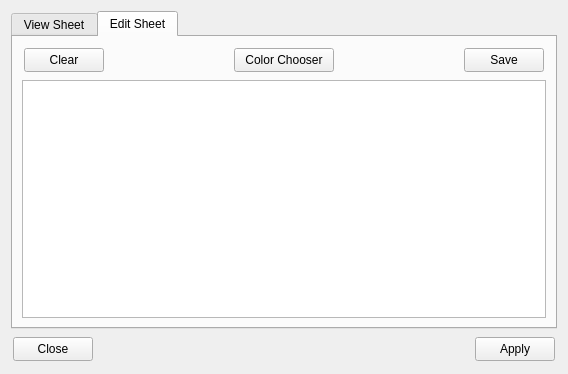
Old version of the form share/qtvcp/widgets_ui/style_dialog.ui in the repository LinuxCNC/linuxcnc.
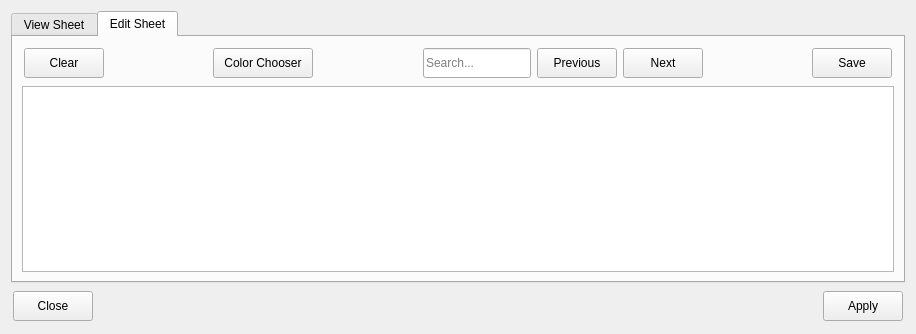
New version of the form. The open tabs and pages were chosen to show the change.

Commit message:
qtvcp -stylesheet editor: add search capabilities
Thank you Jim! (Persei802)

```diff
--- a/share/qtvcp/widgets_ui/style_dialog.ui
+++ b/share/qtvcp/widgets_ui/style_dialog.ui
@@ -6,8 +6,8 @@
    <rect>
     <x>0</x>
     <y>0</y>
-    <width>568</width>
-    <height>374</height>
+    <width>916</width>
+    <height>334</height>
    </rect>
   </property>
   <property name="windowTitle">
@@ -186,13 +186,13 @@
            <property name="minimumSize">
             <size>
              <width>80</width>
-             <height>24</height>
+             <height>30</height>
             </size>
            </property>
            <property name="maximumSize">
             <size>
              <width>16777215</width>
-             <height>24</height>
+             <height>30</height>
             </size>
            </property>
            <property name="text">
@@ -224,13 +224,13 @@
            <property name="minimumSize">
             <size>
              <width>100</width>
-             <height>24</height>
+             <height>30</height>
             </size>
            </property>
            <property name="maximumSize">
             <size>
              <width>16777215</width>
-             <height>24</height>
+             <height>30</height>
             </size>
            </property>
            <property name="text">
@@ -251,6 +251,91 @@
            </property>
           </spacer>
          </item>
+         <item>
+          <widget class="QLineEdit" name="search_box">
+           <property name="minimumSize">
+            <size>
+             <width>0</width>
+             <height>30</height>
+            </size>
+           </property>
+           <property name="maximumSize">
+            <size>
+             <width>16777215</width>
+             <height>30</height>
+            </size>
+           </property>
+           <property name="placeholderText">
+            <string>Search...</string>
+           </property>
+           <property name="clearButtonEnabled">
+            <bool>true</bool>
+           </property>
+          </widget>
+         </item>
+         <item>
+          <widget class="QPushButton" name="btn_prev">
+           <property name="sizePolicy">
+            <sizepolicy hsizetype="Preferred" vsizetype="Fixed">
+             <horstretch>0</horstretch>
+             <verstretch>0</verstretch>
+            </sizepolicy>
+           </property>
+           <property name="minimumSize">
+            <size>
+             <width>80</width>
+             <height>30</height>
+            </size>
+           </property>
+           <property name="maximumSize">
+            <size>
+             <width>80</width>
+             <height>30</height>
+            </size>
+           </property>
+           <property name="text">
+            <string>Previous</string>
+           </property>
+          </widget>
+         </item>
+         <item>
+          <widget class="QPushButton" name="btn_next">
+           <property name="sizePolicy">
+            <sizepolicy hsizetype="Preferred" vsizetype="Fixed">
+             <horstretch>0</horstretch>
+             <verstretch>0</verstretch>
+            </sizepolicy>
+           </property>
+           <property name="minimumSize">
+            <size>
+             <width>80</width>
+             <height>30</height>
+            </size>
+           </property>
+           <property name="maximumSize">
+            <size>
+             <width>80</width>
+             <height>30</height>
+            </size>
+           </property>
+           <property name="text">
+            <string>Next</string>
+           </property>
+          </widget>
+         </item>
+         <item>
+          <spacer name="horizontalSpacer_6">
+           <property name="orientation">
+            <enum>Qt::Horizontal</enum>
+           </property>
+           <property name="sizeHint" stdset="0">
+            <size>
+             <width>40</width>
+             <height>20</height>
+            </size>
+           </property>
+          </spacer>
+         </item>
          <item>
           <widget class="QPushButton" name="saveButton">
            <property name="sizePolicy">
@@ -262,13 +347,13 @@
            <property name="minimumSize">
             <size>
              <width>80</width>
-             <height>24</height>
+             <height>30</height>
             </size>
            </property>
            <property name="maximumSize">
             <size>
              <width>16777215</width>
-             <height>24</height>
+             <height>30</height>
             </size>
            </property>
            <property name="text">
@@ -310,7 +395,7 @@
        <property name="minimumSize">
         <size>
          <width>60</width>
-         <height>24</height>
+         <height>30</height>
         </size>
        </property>
        <property name="text">
@@ -355,7 +440,7 @@
        <property name="minimumSize">
         <size>
          <width>60</width>
-         <height>24</height>
+         <height>30</height>
         </size>
        </property>
        <property name="text">
```
Left out of the diff: 12 changed lines with no effect on the pictures. The commit also changes 1 other file.
